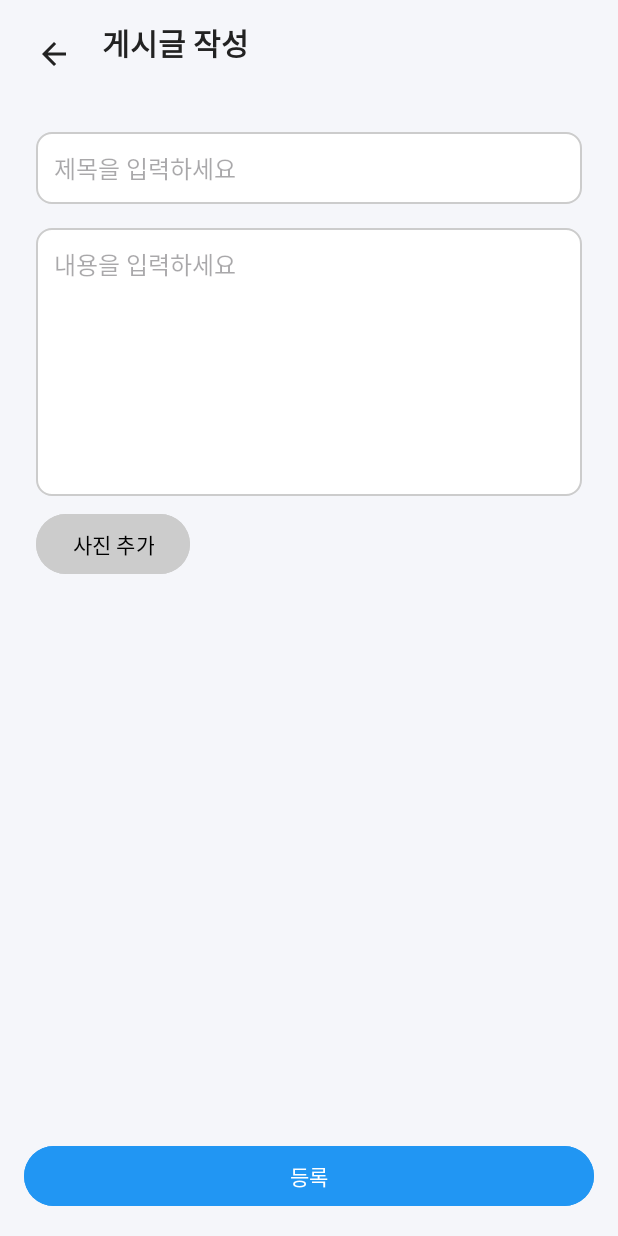
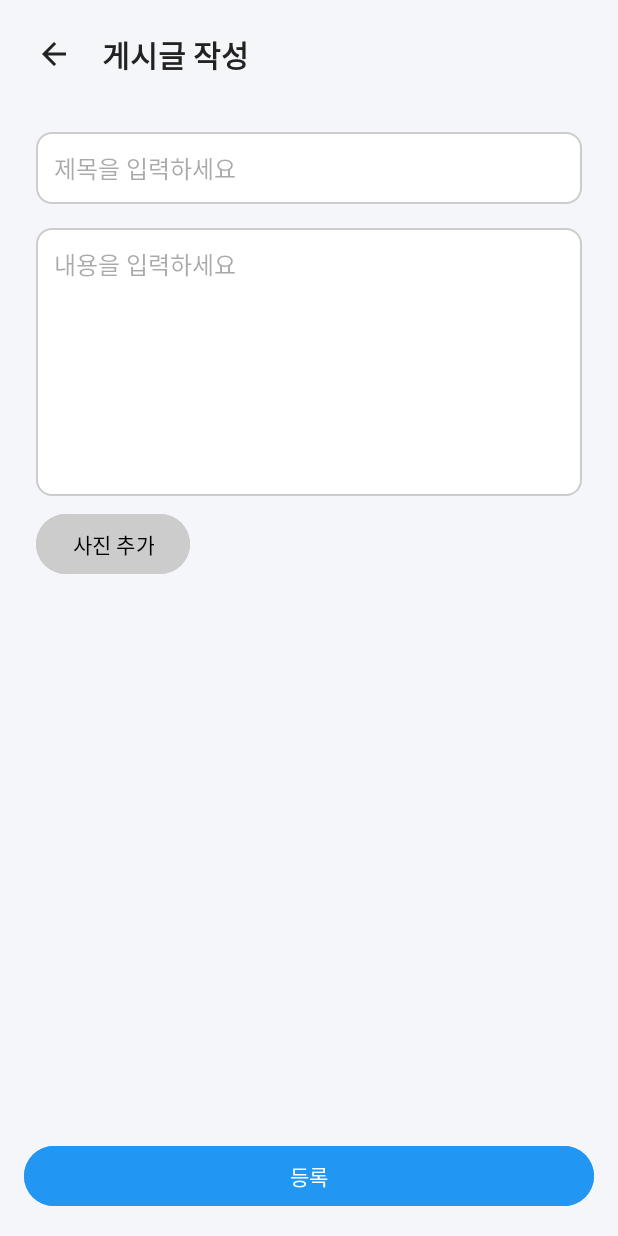
Before and after one commit to KIMSMING/AICO, an Android app: the AddBoardActivity screen opened directly, with no data from a screen before it, on a phone screen of 412 x 824 dp. Run offline under Robolectric (Android 15) with nearby library versions, the phone set to English and light mode, and no system bars; our stand-ins replace CircleImageView, Firebase (no records; nobody signed in at launch, a user with empty details on screens opened directly).

Commit message:
레이아웃 디자인 수정

```diff
--- a/AICO/app/src/main/res/layout/activity_add_board.xml
+++ b/AICO/app/src/main/res/layout/activity_add_board.xml
@@ -26,14 +26,15 @@
         android:id="@+id/textTitle"
         android:layout_width="wrap_content"
         android:layout_height="wrap_content"
+        android:layout_marginStart="12dp"
+        android:layout_marginTop="16dp"
         android:text="게시글 작성"
+        android:textColor="#222"
         android:textSize="20sp"
         android:textStyle="bold"
-        android:textColor="#222"
-        android:layout_marginStart="12dp"
-        app:layout_constraintTop_toTopOf="parent"
         app:layout_constraintBottom_toBottomOf="@id/btnBack"
-        app:layout_constraintStart_toEndOf="@id/btnBack" />
+        app:layout_constraintStart_toEndOf="@id/btnBack"
+        app:layout_constraintTop_toTopOf="parent" />
 
     <!-- 입력 영역(스크롤) -->
     <ScrollView
--- a/AICO/app/src/main/res/layout/activity_board_list.xml
+++ b/AICO/app/src/main/res/layout/activity_board_list.xml
@@ -28,6 +28,8 @@
         android:layout_width="0dp"
         android:layout_height="0dp"
         android:layout_marginTop="16dp"
+        android:layout_marginLeft="8dp"
+        android:layout_marginRight="8dp"
         android:clipToPadding="false"
         android:paddingBottom="80dp"
         app:layoutManager="androidx.recyclerview.widget.LinearLayoutManager"
--- a/AICO/app/src/main/res/layout/item_board_preview.xml
+++ b/AICO/app/src/main/res/layout/item_board_preview.xml
@@ -60,8 +60,7 @@
             android:layout_width="wrap_content"
             android:layout_height="wrap_content"
             android:orientation="horizontal"
-            android:gravity="center_vertical"
-            android:layout_marginTop="8dp">
+            android:gravity="center_vertical" >
 
             <ImageButton
                 android:id="@+id/btnLike"
@@ -79,7 +78,7 @@
                 android:text="0"
                 android:textColor="#222"
                 android:textSize="16sp"
-                android:layout_marginStart="8dp" />
+                android:layout_marginStart="4dp" />
         </LinearLayout>
 
     </LinearLayout>
```
Also changed, not shown: AICO/app/src/main/res/layout/activity_update_board.xml (+5 -4 lines).
